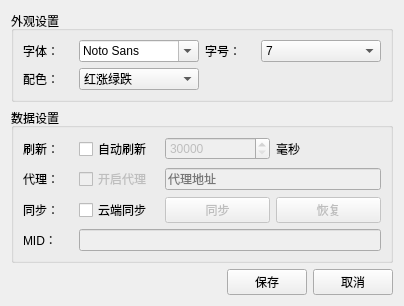
xuzhonglin/FundView, file ui/fundSettingDialog.ui: the form before one commit.
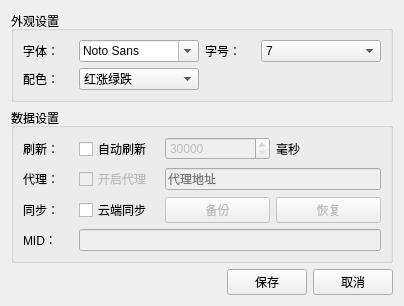
The form after the commit.

Patch:
```diff
--- a/ui/fundSettingDialog.ui
+++ b/ui/fundSettingDialog.ui
@@ -176,7 +176,7 @@
            <bool>false</bool>
           </property>
           <property name="text">
-           <string>同步</string>
+           <string>备份</string>
           </property>
          </widget>
         </item>
```
Left out of the diff: 16 changed lines with no effect on the pictures.
